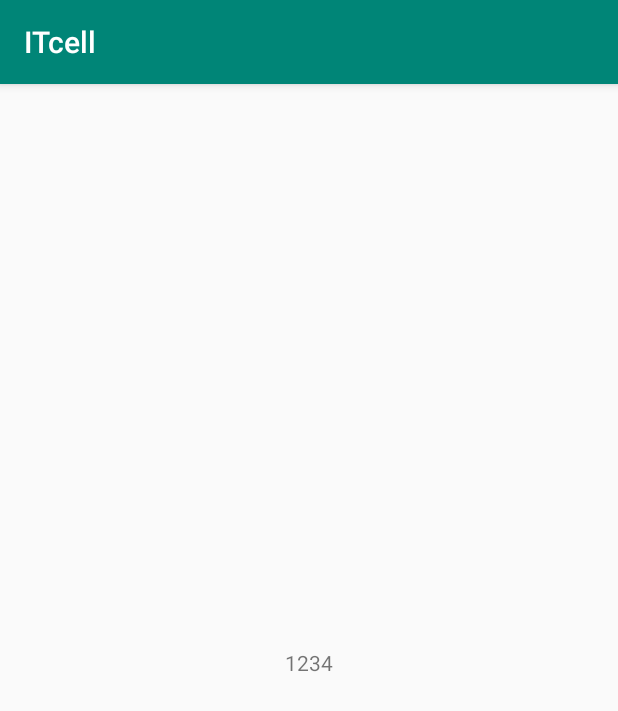
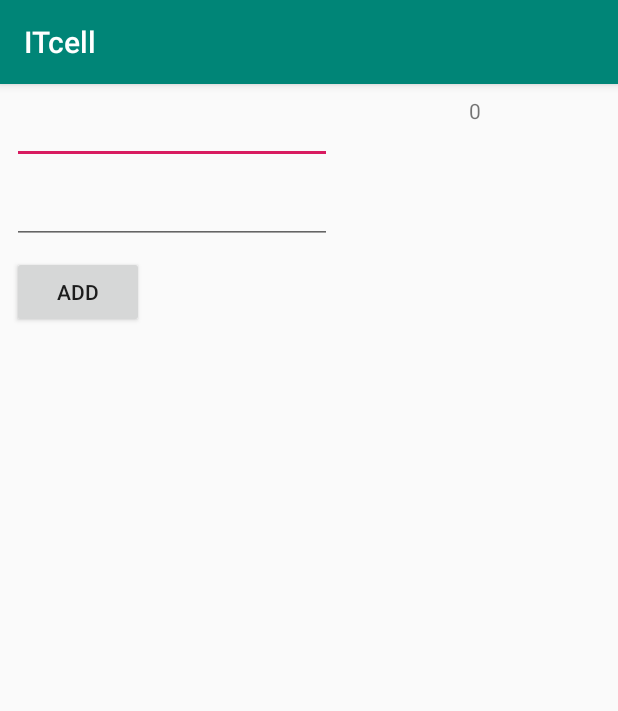
Before and after one commit to railcensus/ITcell, an Android app: the screen it shows after launch (MainActivity), on a phone screen of 412 x 824 dp. Shown: the top 711 px of the screen. Run offline under Robolectric (Android 15) with nearby library versions, the phone set to English and light mode, and no system bars.

Commit message:
add immplemented

```diff
--- a/app/src/main/java/com/example/itcell/MainActivity.kt
+++ b/app/src/main/java/com/example/itcell/MainActivity.kt
@@ -2,11 +2,21 @@ package com.example.itcell
 
 import android.support.v7.app.AppCompatActivity
 import android.os.Bundle
+import kotlinx.android.synthetic.main.activity_main.*
 
 class MainActivity : AppCompatActivity() {
 
     override fun onCreate(savedInstanceState: Bundle?) {
         super.onCreate(savedInstanceState)
         setContentView(R.layout.activity_main)
+
+        calculate.setOnClickListener {
+            var n1 = num1.text.toString().toInt()
+            var n2 = num2.text.toString().toInt()
+            var sum = n1+n2
+            result.text=sum.toString()
+
+        }
+
     }
 }
--- a/app/src/main/res/layout/activity_main.xml
+++ b/app/src/main/res/layout/activity_main.xml
@@ -7,13 +7,34 @@
         android:layout_height="match_parent"
         tools:context=".MainActivity">
 
+
+    <EditText
+            android:layout_width="wrap_content"
+            android:layout_height="wrap_content"
+            android:inputType="number"
+            android:ems="10"
+            android:id="@+id/num1" android:layout_marginTop="8dp"
+            app:layout_constraintTop_toTopOf="parent" android:layout_marginStart="8dp"
+            app:layout_constraintStart_toStartOf="parent"/>
+    <EditText
+            android:layout_width="wrap_content"
+            android:layout_height="wrap_content"
+            android:inputType="number"
+            android:ems="10"
+            android:id="@+id/num2" android:layout_marginTop="8dp"
+            app:layout_constraintTop_toBottomOf="@+id/num1" app:layout_constraintStart_toStartOf="parent"
+            android:layout_marginStart="8dp"/>
+    <Button
+            android:text="Add"
+            android:layout_width="wrap_content"
+            android:layout_height="wrap_content"
+            android:id="@+id/calculate" app:layout_constraintStart_toStartOf="parent" android:layout_marginStart="8dp"
+            android:layout_marginTop="8dp" app:layout_constraintTop_toBottomOf="@+id/num2"/>
     <TextView
+            android:text="0"
             android:layout_width="wrap_content"
-            android:layout_height="16dp"
-            android:text="1234"
-            app:layout_constraintBottom_toBottomOf="parent"
-            app:layout_constraintLeft_toLeftOf="parent"
-            app:layout_constraintRight_toRightOf="parent"
-            app:layout_constraintTop_toTopOf="parent" android:id="@+id/textView"/>
-
+            android:layout_height="wrap_content"
+            android:id="@+id/result" app:layout_constraintStart_toEndOf="@+id/num1"
+            android:layout_marginStart="8dp" android:layout_marginTop="8dp" app:layout_constraintTop_toTopOf="parent"
+            app:layout_constraintEnd_toEndOf="parent" android:layout_marginEnd="8dp"/>
 </android.support.constraint.ConstraintLayout>
```
